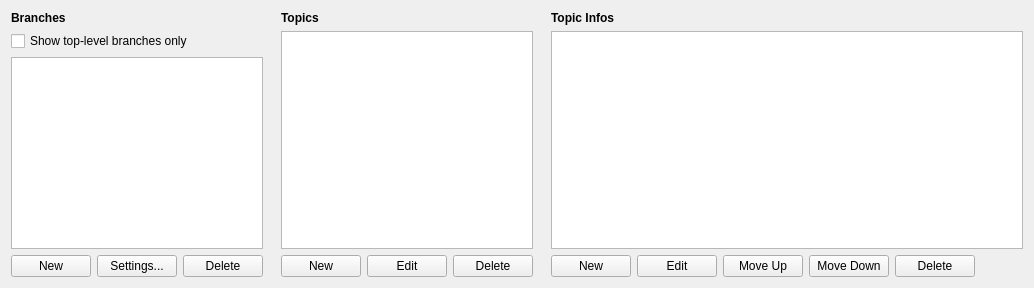
The window that native/src/DovahKit/ui/form_windows/quest/quest_dialogue_tab_body.ui (DavidJCobb/DovahKit) describes before a commit, drawn with Qt 5.
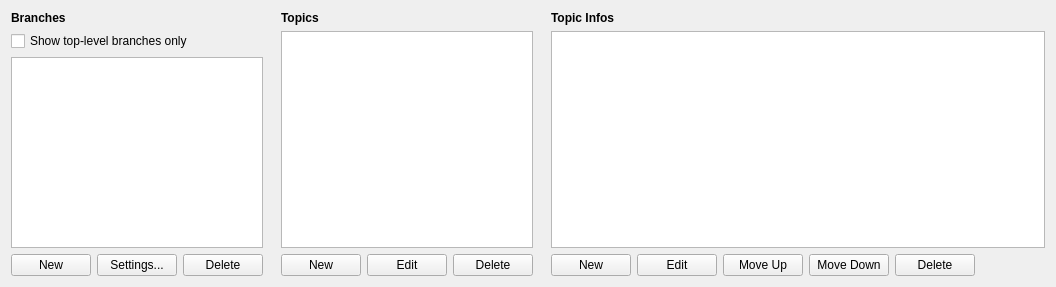
The same window after the commit.

Commit message:
Now possible to test and refine QUST-side dialogue management
Fixed loading and saving of DIAL/TIFC.

The Log Window now clears the selected log item text when you clear all log items.

Dialogue models: implemented indexing branchless topics in the datastore; implemented filtering branchless topics in the model.

Various fixes to the dialogue UI. It's now possible to browse a quest's dialogue! Still need to implement form editing dialogs for DLBR, DIAL, and INFO, as well as a plethora of fixes to the browser on QUST.

The edit to the form file:
```diff
--- a/native/src/DovahKit/ui/form_windows/quest/quest_dialogue_tab_body.ui
+++ b/native/src/DovahKit/ui/form_windows/quest/quest_dialogue_tab_body.ui
@@ -2,6 +2,14 @@
 <ui version="4.0">
  <class>QuestDialogueTabBody</class>
  <widget class="QWidget" name="QuestDialogueTabBody">
+  <property name="geometry">
+   <rect>
+    <x>0</x>
+    <y>0</y>
+    <width>1056</width>
+    <height>287</height>
+   </rect>
+  </property>
   <property name="windowTitle">
    <string>Form</string>
   </property>
@@ -36,7 +44,26 @@
       </layout>
      </item>
      <item>
-      <widget class="QTableView" name="branches"/>
+      <widget class="QTableView" name="branches">
+       <property name="selectionMode">
+        <enum>QAbstractItemView::SingleSelection</enum>
+       </property>
+       <property name="selectionBehavior">
+        <enum>QAbstractItemView::SelectRows</enum>
+       </property>
+       <property name="horizontalScrollMode">
+        <enum>QAbstractItemView::ScrollPerPixel</enum>
+       </property>
+       <property name="wordWrap">
+        <bool>false</bool>
+       </property>
+       <property name="cornerButtonEnabled">
+        <bool>false</bool>
+       </property>
+       <attribute name="verticalHeaderVisible">
+        <bool>false</bool>
+       </attribute>
+      </widget>
      </item>
      <item>
       <layout class="QHBoxLayout" name="layoutBranchButtons">
@@ -100,7 +127,26 @@
       </widget>
      </item>
      <item>
-      <widget class="QTableView" name="topics"/>
+      <widget class="QTableView" name="topics">
+       <property name="selectionMode">
+        <enum>QAbstractItemView::SingleSelection</enum>
+       </property>
+       <property name="selectionBehavior">
+        <enum>QAbstractItemView::SelectRows</enum>
+       </property>
+       <property name="horizontalScrollMode">
+        <enum>QAbstractItemView::ScrollPerPixel</enum>
+       </property>
+       <property name="wordWrap">
+        <bool>false</bool>
+       </property>
+       <property name="cornerButtonEnabled">
+        <bool>false</bool>
+       </property>
+       <attribute name="verticalHeaderVisible">
+        <bool>false</bool>
+       </attribute>
+      </widget>
      </item>
      <item>
       <layout class="QHBoxLayout" name="layoutTopicButtons">
@@ -164,7 +210,23 @@
       </widget>
      </item>
      <item>
-      <widget class="QTableView" name="infos"/>
+      <widget class="QTableView" name="infos">
+       <property name="selectionMode">
+        <enum>QAbstractItemView::SingleSelection</enum>
+       </property>
+       <property name="selectionBehavior">
+        <enum>QAbstractItemView::SelectRows</enum>
+       </property>
+       <property name="wordWrap">
+        <bool>false</bool>
+       </property>
+       <property name="cornerButtonEnabled">
+        <bool>false</bool>
+       </property>
+       <attribute name="verticalHeaderVisible">
+        <bool>false</bool>
+       </attribute>
+      </widget>
      </item>
      <item>
       <layout class="QHBoxLayout" name="layoutInfoButtons">
```
The commit also changes 14 other files.
